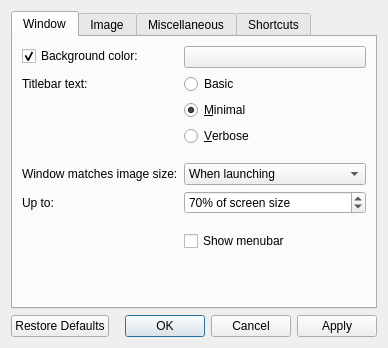
This is src/qvoptionsdialog.ui in jurplel/qView as Qt 5 draws it before an edit. The edited form follows.
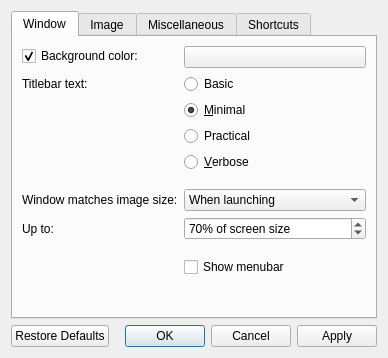
This is the edited form. The open tabs and pages were chosen to show the change.

Commit message: Adjusted verbose titlebar slightly and added 'practical'

```diff
--- a/src/qvoptionsdialog.ui
+++ b/src/qvoptionsdialog.ui
@@ -10,7 +10,7 @@
     <x>0</x>
     <y>0</y>
     <width>388</width>
-    <height>348</height>
+    <height>358</height>
    </rect>
   </property>
   <property name="windowTitle">
@@ -101,14 +101,27 @@
          </property>
         </widget>
        </item>
-       <item row="3" column="1">
-        <widget class="QRadioButton" name="titlebarRadioButton2">
+       <item row="4" column="1">
+        <widget class="QRadioButton" name="titlebarRadioButton3">
          <property name="text">
           <string>&amp;Verbose</string>
          </property>
         </widget>
        </item>
-       <item row="7" column="0">
+       <item row="5" column="1">
+        <spacer name="horizontalSpacer_4">
+         <property name="orientation">
+          <enum>Qt::Horizontal</enum>
+         </property>
+         <property name="sizeHint" stdset="0">
+          <size>
+           <width>40</width>
+           <height>5</height>
+          </size>
+         </property>
+        </spacer>
+       </item>
+       <item row="6" column="0">
         <widget class="QLabel" name="label_6">
          <property name="toolTip">
           <string>Control when the window should resize to fit the image's actual size</string>
@@ -118,7 +131,7 @@
          </property>
         </widget>
        </item>
-       <item row="7" column="1">
+       <item row="6" column="1">
         <widget class="QComboBox" name="windowResizeComboBox">
          <property name="toolTip">
           <string>Control when the window should resize to fit the image's actual size</string>
@@ -143,50 +156,7 @@
          </item>
         </widget>
        </item>
-       <item row="8" column="0">
-        <widget class="QLabel" name="maxWindowResizeLabel">
-         <property name="toolTip">
-          <string>Control the maximum size that the window should reach when matching the image's actual size</string>
-         </property>
-         <property name="text">
-          <string>Up to:</string>
-         </property>
-        </widget>
-       </item>
-       <item row="9" column="1">
-        <spacer name="horizontalSpacer_3">
-         <property name="orientation">
-          <enum>Qt::Horizontal</enum>
-         </property>
-         <property name="sizeHint" stdset="0">
-          <size>
-           <width>40</width>
-           <height>5</height>
-          </size>
-         </property>
-        </spacer>
-       </item>
-       <item row="10" column="1">
-        <widget class="QCheckBox" name="menubarCheckbox">
-         <property name="text">
-          <string>Show menubar</string>
-         </property>
-        </widget>
-       </item>
-       <item row="6" column="1">
-        <spacer name="horizontalSpacer_4">
-         <property name="orientation">
-          <enum>Qt::Horizontal</enum>
-         </property>
-         <property name="sizeHint" stdset="0">
-          <size>
-           <width>40</width>
-           <height>5</height>
-          </size>
-         </property>
-        </spacer>
-       </item>
-       <item row="8" column="1">
+       <item row="7" column="1">
         <widget class="QSpinBox" name="maxWindowResizeSpinBox">
          <property name="toolTip">
           <string>Control the maximum size that the window should reach when matching the image's actual size</string>
@@ -208,6 +178,43 @@
          </property>
         </widget>
        </item>
+       <item row="8" column="1">
+        <spacer name="horizontalSpacer_3">
+         <property name="orientation">
+          <enum>Qt::Horizontal</enum>
+         </property>
+         <property name="sizeHint" stdset="0">
+          <size>
+           <width>40</width>
+           <height>5</height>
+          </size>
+         </property>
+        </spacer>
+       </item>
+       <item row="7" column="0">
+        <widget class="QLabel" name="maxWindowResizeLabel">
+         <property name="toolTip">
+          <string>Control the maximum size that the window should reach when matching the image's actual size</string>
+         </property>
+         <property name="text">
+          <string>Up to:</string>
+         </property>
+        </widget>
+       </item>
+       <item row="9" column="1">
+        <widget class="QCheckBox" name="menubarCheckbox">
+         <property name="text">
+          <string>Show menubar</string>
+         </property>
+        </widget>
+       </item>
+       <item row="3" column="1">
+        <widget class="QRadioButton" name="titlebarRadioButton2">
+         <property name="text">
+          <string>Practical</string>
+         </property>
+        </widget>
+       </item>
       </layout>
      </widget>
      <widget class="QWidget" name="image">
```
Left out of the diff: 2 changed lines with no effect on the pictures. The commit also changes 3 other files.
